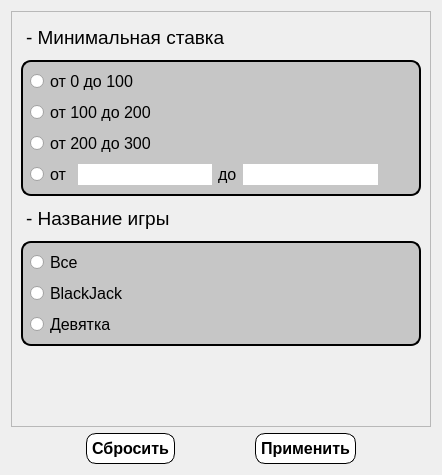
First picture: the form in Gui/Filters/Admin/f_table.ui, repository MyEdit/Casino_Client, before the edit.
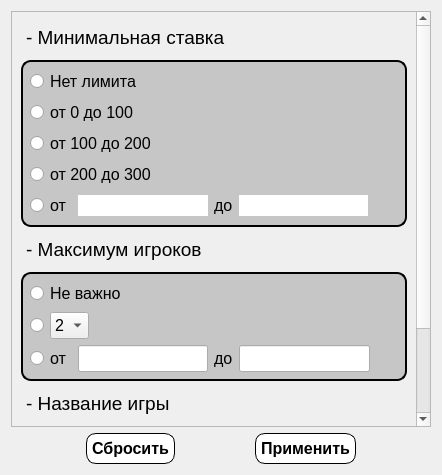
Second picture: the form after the edit.

The edit to the form file:
```diff
--- a/Gui/Filters/Admin/f_table.ui
+++ b/Gui/Filters/Admin/f_table.ui
@@ -30,8 +30,8 @@
        <rect>
         <x>0</x>
         <y>0</y>
-        <width>422</width>
-        <height>413</height>
+        <width>408</width>
+        <height>581</height>
        </rect>
       </property>
       <layout class="QVBoxLayout" name="verticalLayout_2">
@@ -71,6 +71,19 @@
 }</string>
          </property>
          <layout class="QVBoxLayout" name="verticalLayout_5">
+          <item>
+           <widget class="QRadioButton" name="allMinBet">
+            <property name="font">
+             <font>
+              <family>Segoe UI</family>
+              <pointsize>12</pointsize>
+             </font>
+            </property>
+            <property name="text">
+             <string>Нет лимита</string>
+            </property>
+           </widget>
+          </item>
           <item>
            <widget class="QRadioButton" name="start0end100">
             <property name="font">
@@ -184,6 +197,185 @@
          </layout>
         </widget>
        </item>
+       <item>
+        <widget class="QPushButton" name="maxPlayers">
+         <property name="font">
+          <font>
+           <family>Segoe UI</family>
+           <pointsize>14</pointsize>
+          </font>
+         </property>
+         <property name="styleSheet">
+          <string notr="true">QPushButton {
+	background: transparent;
+    border: none;
+	padding: 5px;
+	text-align: left;
+}
+
+QPushButton:hover {
+font-weight: bold;
+}</string>
+         </property>
+         <property name="text">
+          <string>- Максимум игроков</string>
+         </property>
+        </widget>
+       </item>
+       <item>
+        <widget class="QWidget" name="categoryMaxPlayers" native="true">
+         <property name="styleSheet">
+          <string notr="true">#categoryMaxPlayers
+{
+    border: 2px solid black; 
+    border-radius: 10px;
+	background-color: rgb(198, 198, 198);
+}</string>
+         </property>
+         <layout class="QVBoxLayout" name="verticalLayout_4">
+          <item>
+           <widget class="QRadioButton" name="allMaxPlayers">
+            <property name="font">
+             <font>
+              <family>Segoe UI</family>
+              <pointsize>12</pointsize>
+             </font>
+            </property>
+            <property name="text">
+             <string>Не важно</string>
+            </property>
+           </widget>
+          </item>
+          <item>
+           <layout class="QHBoxLayout" name="horizontalLayout_3">
+            <item>
+             <widget class="QRadioButton" name="specQuantityMaxPlayrs">
+              <property name="text">
+               <string/>
+              </property>
+             </widget>
+            </item>
+            <item>
+             <widget class="QComboBox" name="quantityMaxPlayrs">
+              <property name="font">
+               <font>
+                <family>Segoe UI</family>
+                <pointsize>12</pointsize>
+               </font>
+              </property>
+              <item>
+               <property name="text">
+                <string>2</string>
+               </property>
+              </item>
+              <item>
+               <property name="text">
+                <string>3</string>
+               </property>
+              </item>
+              <item>
+               <property name="text">
+                <string>4</string>
+               </property>
+              </item>
+              <item>
+               <property name="text">
+                <string>5</string>
+               </property>
+              </item>
+              <item>
+               <property name="text">
+                <string>6</string>
+               </property>
+              </item>
+              <item>
+               <property name="text">
+                <string>7</string>
+               </property>
+              </item>
+             </widget>
+            </item>
+            <item>
+             <spacer name="horizontalSpacer_4">
+              <property name="orientation">
+               <enum>Qt::Horizontal</enum>
+              </property>
+              <property name="sizeHint" stdset="0">
+               <size>
+                <width>40</width>
+                <height>20</height>
+               </size>
+              </property>
+             </spacer>
+            </item>
+           </layout>
+          </item>
+          <item>
+           <layout class="QHBoxLayout" name="horizontalLayout_4">
+            <item>
+             <widget class="QRadioButton" name="yourLimitsMaxPlayers">
+              <property name="font">
+               <font>
+                <family>Segoe UI</family>
+                <pointsize>12</pointsize>
+               </font>
+              </property>
+              <property name="text">
+               <string>от</string>
+              </property>
+             </widget>
+            </item>
+            <item>
+             <widget class="QLineEdit" name="startMaxPlayers">
+              <property name="font">
+               <font>
+                <family>Segoe UI</family>
+                <pointsize>12</pointsize>
+               </font>
+              </property>
+             </widget>
+            </item>
+            <item>
+             <widget class="QLabel" name="label">
+              <property name="font">
+               <font>
+                <family>Segoe UI</family>
+                <pointsize>12</pointsize>
+               </font>
+              </property>
+              <property name="text">
+               <string>до</string>
+              </property>
+             </widget>
+            </item>
+            <item>
+             <widget class="QLineEdit" name="endMaxPlayers">
+              <property name="font">
+               <font>
+                <family>Segoe UI</family>
+                <pointsize>12</pointsize>
+               </font>
+              </property>
+             </widget>
+            </item>
+            <item>
+             <spacer name="horizontalSpacer_6">
+              <property name="orientation">
+               <enum>Qt::Horizontal</enum>
+              </property>
+              <property name="sizeHint" stdset="0">
+               <size>
+                <width>40</width>
+                <height>20</height>
+               </size>
+              </property>
+             </spacer>
+            </item>
+           </layout>
+          </item>
+         </layout>
+        </widget>
+       </item>
        <item>
         <widget class="QPushButton" name="nameGame">
          <property name="font">
```
